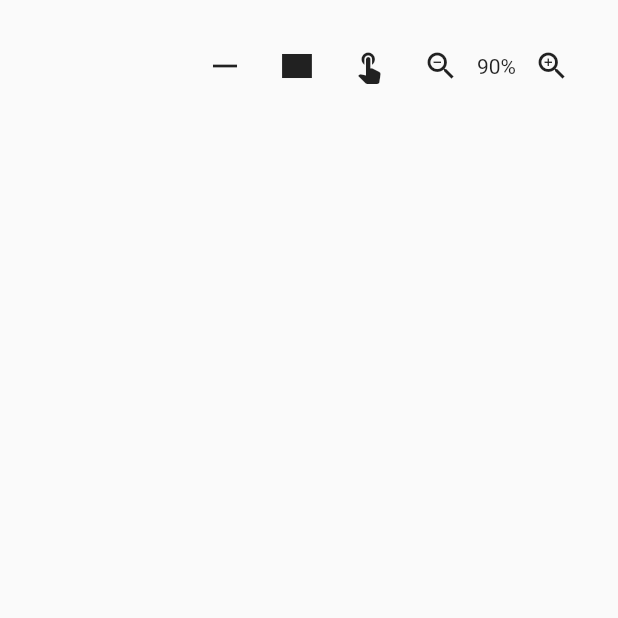
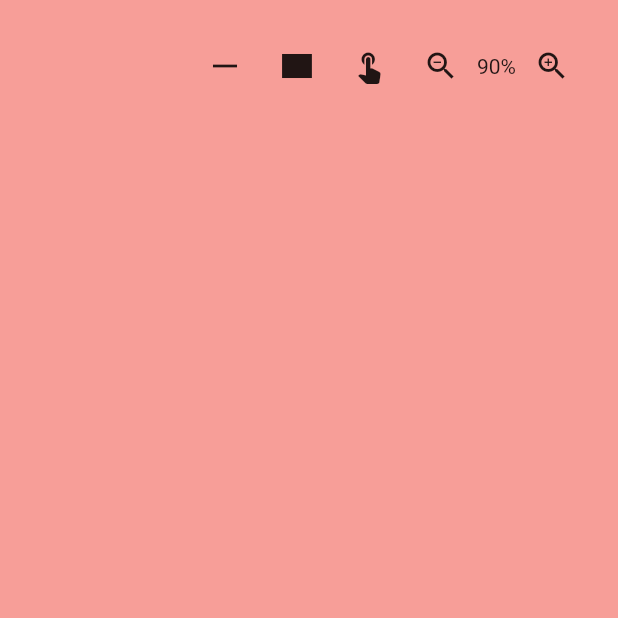
Before and after one commit to ineyee/unlimited_canvas, a Flutter app: the screen it shows after launch, after a tap on the "zoom out" icon, on a phone screen of 412 x 824 dp, the top half of it. Run offline on Flutter 3.47's test engine with Material 2 defaults, Android fonts, the light colour scheme and no system bars; our stand-ins replace get; missing offline and left inert: fps_widget.

Commit message:
plan2简化版

```diff
--- a/lib/page/white_board_page.dart
+++ b/lib/page/white_board_page.dart
@@ -17,19 +17,19 @@ class WhiteBoardPage extends StatelessWidget {
   @override
   Widget build(BuildContext context) {
     // 设置画布的原点为可视区域的中心，即一上来就把画布的原点translate到可视区域中心的位置
-    _whiteBoardViewModel.curCanvasOffset = Offset(
-      MediaQuery.of(context).size.width / 2,
-      MediaQuery.of(context).size.height / 2,
-    );
+    // _whiteBoardViewModel.curCanvasOffset = Offset(
+    //   MediaQuery.of(context).size.width / 2,
+    //   MediaQuery.of(context).size.height / 2,
+    // );
 
     return Scaffold(
       body: FPSWidget(
         alignment: Alignment.bottomLeft,
         child: Stack(
           children: [
-            const BackgroundLayerWidget(),
+            // const BackgroundLayerWidget(),
             const GraphicsLayerWidget(),
-            const PencilLayerWidget(),
+            // const PencilLayerWidget(),
             GestureLayerWidget(),
             const Positioned(
               top: 20,
--- a/lib/widget/graphics_layer_widget.dart
+++ b/lib/widget/graphics_layer_widget.dart
@@ -14,7 +14,8 @@ class GraphicsLayerWidget extends StatelessWidget {
     return GetBuilder<WhiteBoardViewModel>(
       id: ConstString.graphicsLayerPainterId,
       builder: (_) {
-        return SizedBox(
+        return Container(
+          color: Colors.red.withOpacity(0.5),
           width: MediaQuery.of(context).size.width,
           height: MediaQuery.of(context).size.height,
           child: RepaintBoundary(
@@ -44,19 +45,8 @@ class _GraphicsLayerPainter extends CustomPainter {
       _whiteBoardViewModel.curCanvasScale,
     );
 
-    Rect visibleAreaRect = Rect.fromLTWH(0, 0, size.width, size.height);
-    if (_whiteBoardViewModel.operationType == OperationType.translateCanvas ||
-        _whiteBoardViewModel.operationType == OperationType.scaleCanvas ||
-        _whiteBoardViewModel.operationType ==
-            OperationType.translateAndScaleCanvas) {
     for (GraphicsElementModel graphicsElementModel
         in _whiteBoardViewModel.graphicsElementModelList) {
-        Rect elementVisibleRect = AlgorithmUtil.visibleRectOfElement(
-          baseElementModel: graphicsElementModel,
-          curCanvasOffset: _whiteBoardViewModel.curCanvasOffset,
-          curCanvasScale: _whiteBoardViewModel.curCanvasScale,
-        );
-        if (visibleAreaRect.overlaps(elementVisibleRect)) {
       canvas.drawRect(
         Rect.fromPoints(
           graphicsElementModel.p1,
@@ -66,18 +56,6 @@ class _GraphicsLayerPainter extends CustomPainter {
       );
     }
   }
-    } else {
-      for (GraphicsElementModel graphicsElementModel
-          in _whiteBoardViewModel.graphicsElementModelList) {
-        Rect rect =
-            Rect.fromPoints(graphicsElementModel.p1, graphicsElementModel.p2);
-        canvas.drawRect(
-          rect,
-          Paint(),
-        );
-      }
-    }
-  }
 
   @override
   bool shouldRepaint(covariant _GraphicsLayerPainter oldDelegate) {
--- a/lib/widget/pencil_layer_widget.dart
+++ b/lib/widget/pencil_layer_widget.dart
@@ -14,7 +14,8 @@ class PencilLayerWidget extends StatelessWidget {
     return GetBuilder<WhiteBoardViewModel>(
       id: ConstString.pencilLayerPainterId,
       builder: (_) {
-        return SizedBox(
+        return Container(
+          color: Colors.red.withOpacity(0.5),
           width: MediaQuery.of(context).size.width,
           height: MediaQuery.of(context).size.height,
           child: RepaintBoundary(
@@ -44,39 +45,6 @@ class _PencilLayerPainter extends CustomPainter {
       _whiteBoardViewModel.curCanvasScale,
     );
 
-    Rect visibleAreaRect = Rect.fromLTWH(0, 0, size.width, size.height);
-    if (_whiteBoardViewModel.operationType == OperationType.translateCanvas ||
-        _whiteBoardViewModel.operationType == OperationType.scaleCanvas ||
-        _whiteBoardViewModel.operationType ==
-            OperationType.translateAndScaleCanvas) {
-      for (PencilElementModel pencilElementModel
-          in _whiteBoardViewModel.pencilElementModelList) {
-        Rect elementVisibleRect = AlgorithmUtil.visibleRectOfElement(
-          baseElementModel: pencilElementModel,
-          curCanvasOffset: _whiteBoardViewModel.curCanvasOffset,
-          curCanvasScale: _whiteBoardViewModel.curCanvasScale,
-        );
-        if (visibleAreaRect.overlaps(elementVisibleRect)) {
-          Path path = Path();
-          int i = 0;
-          for (Offset item in pencilElementModel.points) {
-            if (i == 0) {
-              path.moveTo(item.dx, item.dy);
-            } else {
-              path.lineTo(item.dx, item.dy);
-            }
-            i++;
-          }
-          canvas.drawPath(
-            path,
-            Paint()
-              ..color = Colors.red
-              ..strokeWidth = 5
-              ..style = PaintingStyle.stroke,
-          );
-        }
-      }
-    } else {
     for (PencilElementModel pencilElementModel
         in _whiteBoardViewModel.pencilElementModelList) {
       Path path = Path();
@@ -98,7 +66,6 @@ class _PencilLayerPainter extends CustomPainter {
       );
     }
   }
-  }
 
   @override
   bool shouldRepaint(covariant _PencilLayerPainter oldDelegate) {
```
Lines whose indentation alone changed are shown as unchanged.
